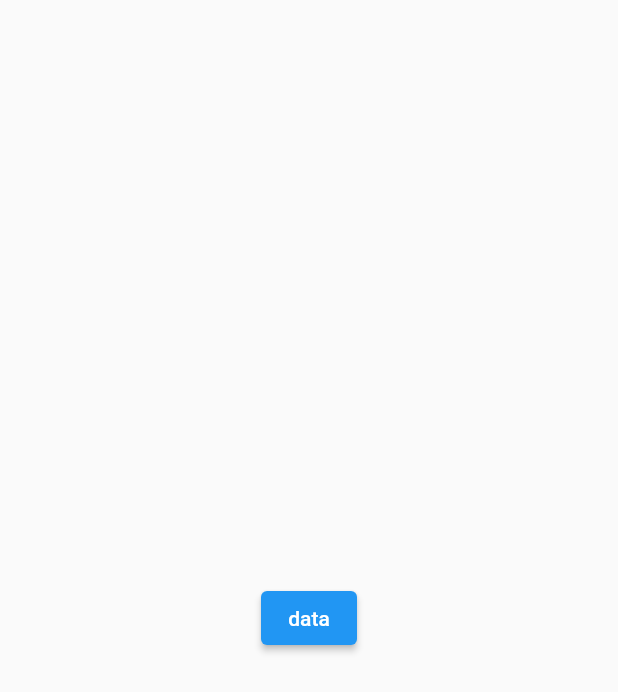
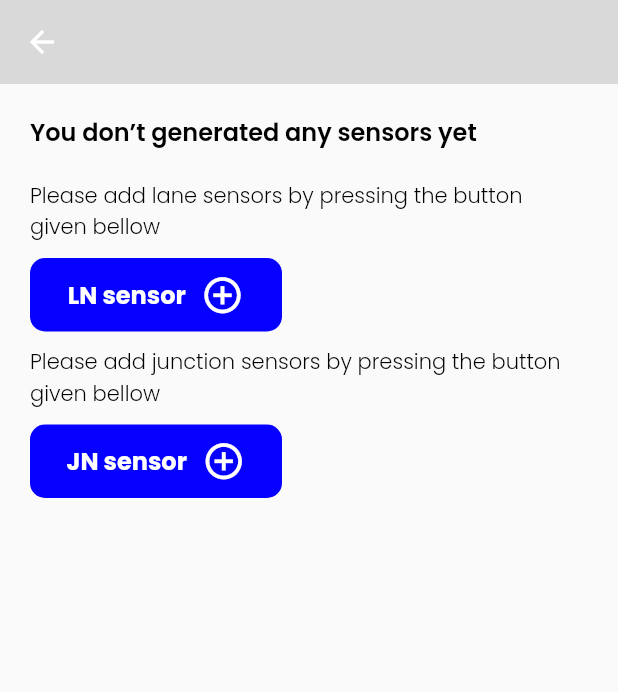
Before and after one commit to santo121/counter-app-imit, a Flutter app: the screen it shows after launch, on a phone screen of 412 x 824 dp. Shown: the top 692 px of the screen. Run offline on Flutter 3.47's test engine with Material 2 defaults, Android fonts, the phone set to English and light mode, and no system bars; our stand-ins replace google_fonts, sqflite; accounts and stored records are empty; statements that could not run were skipped.

Commit message:
sensor type selection screen commit
created initial sensor type selection screen, with its controller.

```diff
--- a/lib/colors.dart
+++ b/lib/colors.dart
@@ -1,35 +1,39 @@
 import 'package:flutter/material.dart';
 
 Color activeButtonColor = const Color(0xff0500FF);
-enum sensorButtonColor { gray, blue, lightBlue,black,white,primary}
+enum ColorsLists { gray, blue, lightBlue,black,white,primaryAppBarColor,backgroundColor}
 
-Color buttonC({required buttonColor}) {
-  switch (buttonColor) {
-    case sensorButtonColor.blue:
+Color colorsList({required colorsList}) {
+  switch (colorsList) {
+    case ColorsLists.blue:
       {
         return const Color(0xff0500FF);
       }
 
-    case sensorButtonColor.gray:
+    case ColorsLists.gray:
       {
         return const Color(0xffD9D9D9);
       }
 
-    case sensorButtonColor.lightBlue:
+    case ColorsLists.lightBlue:
       {
         return const Color(0xff7572FF);
       }
-    case sensorButtonColor.black:
+    case ColorsLists.black:
       {
         return const Color(0xff000000);
       }
-    case sensorButtonColor.white:
+    case ColorsLists.white:
       {
         return const Color(0xffFFFFFF);
       }
-    case sensorButtonColor.primary:
+    case ColorsLists.primaryAppBarColor:
       {
         return const Color(0xffEDEDED);
+      }
+    case ColorsLists.backgroundColor:
+      {
+        return const Color(0xffF2F2F2);
       }
 
     default:
--- a/lib/const_file.dart
+++ b/lib/const_file.dart
@@ -3,8 +3,16 @@ import 'dart:io';
 import 'package:flutter/cupertino.dart';
 
 String internetAddress = "0.0.0.0";
+
 int portNumber = 4566;
 late ServerSocket server;
+SizedBox space30 = const SizedBox(
+  height: 20,
+);
 SizedBox space20 = const SizedBox(
   height: 20,
 );
+SizedBox space10 = const SizedBox(
+  height: 10,
+);
+Radius radiusTen =  const Radius.circular(10);
--- a/lib/const_string.dart
+++ b/lib/const_string.dart
@@ -1 +1,3 @@
 String startServer = "Get start";
+String counterName = "Counter";
+String totalDrops = "Total drops";
--- a/lib/main.dart
+++ b/lib/main.dart
@@ -4,6 +4,10 @@ import 'package:counter_iot/DB/db_helper.dart';
 import 'package:counter_iot/colors.dart';
 import 'package:counter_iot/model/db_model.dart';
 import 'package:counter_iot/view/Widgets/buttons.dart';
+import 'package:counter_iot/view/Widgets/sensor_status_box.dart';
+import 'package:counter_iot/view/Widgets/widget%20controller/sensor_status_boc_controller.dart';
+import 'package:counter_iot/view/screens/sensor%20creating%20screen/sensor_createing_page.dart';
+import 'package:counter_iot/view/screens/sensor%20creating%20screen/sensor_creating_controller.dart';
 import 'package:counter_iot/view/screens/splash_screen.dart';
 import 'package:flutter/material.dart';
 import 'package:flutter/services.dart';
@@ -42,21 +46,29 @@ class MyApp extends StatelessWidget {
         providers: [
           Provider<ServerController>(create: (_) => ServerController()),
           Provider<DatabaseController>(create: (_) => DatabaseController()),
+          ChangeNotifierProvider (create: (_) => SensorStatusBoxController()),
+          ChangeNotifierProvider (create: (_) => SensorCreatingController()),
         ],
         child: MaterialApp(
           title: 'Flutter Demo',
           theme: ThemeData(
             primarySwatch: Colors.blue,
           ),
-          home: const SplashScreen(),
+          routes: {
+            '/':((context) => MyHomePage( title: 'title',)),
+            '/splash':((context) =>const SplashScreen()),
+            '/create_sensor':((context) =>const SensorCreationPage()),
+          },
+          initialRoute: '/create_sensor',
+
         ));
   }
 }
 
 class MyHomePage extends StatefulWidget {
-  MyHomePage({Key? key, required this.title, required this.value})
+  MyHomePage({Key? key, required this.title,})
       : super(key: key);
-  late ServerSocket value;
+
   final String title;
 
   @override
@@ -72,7 +84,10 @@ class _MyHomePageState extends State<MyHomePage> {
     super.dispose();
     server.close();
   }
-
+  // ! this is important
+  // * this is working properly
+  // ? this id done
+  // todo :
 
   @override
   Widget build(BuildContext context) {
@@ -80,9 +95,10 @@ class _MyHomePageState extends State<MyHomePage> {
       appBar: AppBar(
         title: Text(widget.title),
         elevation: 0,
-        backgroundColor: buttonC(buttonColor: sensorButtonColor.primary),
+        backgroundColor: colorsList(colorsList: ColorsLists.primaryAppBarColor),
       ),
       body: Center(
+        child: SingleChildScrollView(
           child: Column(
             mainAxisAlignment: MainAxisAlignment.center,
             children: <Widget>[
@@ -112,7 +128,10 @@ class _MyHomePageState extends State<MyHomePage> {
               buttonSelect(
                 context: context,
                   onTap: () {}, buttonType: ButtonType.secondAddSensor),
+                  space20,
+                  SensorBoxStatus()
             ],
+          ),
         ),
       ),
       floatingActionButton: FloatingActionButton(
@@ -122,6 +141,7 @@ class _MyHomePageState extends State<MyHomePage> {
           Provider.of<DatabaseController>(context, listen: false)
               .refreshSensor();
           // print(Provider.of<DatabaseController>(context,listen: false).deviceModel.length);
+
           final data = Provider.of<DatabaseController>(context, listen: false)
               .deviceModel;
           for (var i = 0; i < data.length; i++) {
--- a/lib/view/Widgets/buttons.dart
+++ b/lib/view/Widgets/buttons.dart
@@ -14,7 +14,7 @@ enum ButtonType {
       required onTap,
       bool sensorAddIcon = false,
       required Enum buttonColor,
-      Enum textColor = sensorButtonColor.white,
+      Enum textColor = ColorsLists.white,
       required BuildContext context}) {
     return InkWell(
       onTap: onTap,
@@ -34,7 +34,7 @@ enum ButtonType {
                 style: GoogleFonts.poppins(
                     textStyle: Theme.of(context).textTheme.bodySmall,
                     fontSize: 16,
-                    color: buttonC(buttonColor: textColor),
+                    color: colorsList(colorsList: textColor),
                     fontWeight: FontWeight.bold),
               ),
             ),
@@ -42,13 +42,13 @@ enum ButtonType {
                 ? Icon(
                     Icons.add_circle_outline,
                     size: 29,
-                    color: buttonC(buttonColor: textColor),
+                    color: colorsList(colorsList: textColor),
                   )
                 : const SizedBox()
           ],
         ),
         decoration: BoxDecoration(
-            color: buttonC(buttonColor: buttonColor),
+            color: colorsList(colorsList: buttonColor),
             borderRadius: BorderRadius.circular(10)),
       ),
     );
@@ -61,17 +61,17 @@ enum ButtonType {
         {
           return sensorAddButton(
               context: context,
-              buttonColor: sensorButtonColor.lightBlue,
+              buttonColor: ColorsLists.lightBlue,
               buttonText: "Allow",
               onTap: onTap,
-              textColor: sensorButtonColor.black);
+              textColor: ColorsLists.black);
         }
 
       case ButtonType.denyButton:
         {
           return sensorAddButton(
             context: context,
-            buttonColor: sensorButtonColor.blue,
+            buttonColor: ColorsLists.blue,
             buttonText: "Deny",
             onTap: onTap,
           );
@@ -81,7 +81,7 @@ enum ButtonType {
         {
           return sensorAddButton(
               context: context,
-              buttonColor: sensorButtonColor.blue,
+              buttonColor: ColorsLists.blue,
               buttonText: "LN sensor",
               onTap: onTap,
               sensorAddIcon: true);
@@ -90,7 +90,7 @@ enum ButtonType {
         {
           return sensorAddButton(
             context: context,
-            buttonColor: sensorButtonColor.blue,
+            buttonColor: ColorsLists.blue,
             buttonText: "JN sensor",
             sensorAddIcon: true,
             onTap: onTap,
@@ -100,10 +100,10 @@ enum ButtonType {
         {
           return sensorAddButton(
             context: context,
-            buttonColor: sensorButtonColor.gray,
+            buttonColor: ColorsLists.gray,
             buttonText: "Add sensor",
             sensorAddIcon: true,
-            textColor: sensorButtonColor.black,
+            textColor: ColorsLists.black,
             onTap: onTap,
           );
         }
@@ -111,7 +111,7 @@ enum ButtonType {
         {
           return sensorAddButton(
             context: context,
-            buttonColor: sensorButtonColor.lightBlue,
+            buttonColor: ColorsLists.lightBlue,
             buttonText: "Allow",
             onTap: onTap,
           );
--- /dev/null
+++ b/lib/view/Widgets/widget controller/sensor_status_boc_controller.dart
@@ -0,0 +1,12 @@
+import 'package:flutter/cupertino.dart';
+
+class SensorStatusBoxController with ChangeNotifier {
+  bool _flag = true;
+
+  bool get flag => _flag;
+
+  void changeFlag(flag) {
+    _flag = flag;
+    notifyListeners();
+  }
+}
--- /dev/null
+++ b/lib/view/screens/sensor creating screen/sensor_createing_page.dart
@@ -0,0 +1,55 @@
+import 'package:counter_iot/colors.dart';
+import 'package:counter_iot/const_file.dart';
+import 'package:counter_iot/view/Widgets/buttons.dart';
+import 'package:flutter/material.dart';
+import 'package:google_fonts/google_fonts.dart';
+
+class SensorCreationPage extends StatelessWidget {
+  const SensorCreationPage({Key? key}) : super(key: key);
+
+  @override
+  Widget build(BuildContext context) {
+    return Scaffold(
+      appBar: AppBar(
+        elevation: 0,
+        backgroundColor: colorsList(colorsList: ColorsLists.gray),
+      ),
+      body: SingleChildScrollView(
+          child: Padding(
+            padding: const EdgeInsets.all(20),
+            child: Column(
+        mainAxisAlignment: MainAxisAlignment.start,
+        crossAxisAlignment: CrossAxisAlignment.start,
+        children: [
+            Text("You don’t generated any sensors yet", style: textStyle(true)),
+            space30,
+            Text("Please add lane sensors by pressing the button \ngiven bellow",
+                style: textStyle(false)),
+                space10,
+            buttonSelect(
+                context: context,
+                onTap: () {},
+                buttonType: ButtonType.lnAddSensor),
+                space10,
+            Text(
+                "Please add junction sensors by pressing the button \ngiven bellow",
+                style: textStyle(false)),
+                space10,
+            buttonSelect(
+                context: context,
+                onTap: () {},
+                buttonType: ButtonType.jnAddSensor),
+        ],
+      ),
+          )),
+    );
+  }
+
+  TextStyle textStyle(bool head) {
+    return GoogleFonts.poppins(
+        fontSize: head ? 16 : 14,
+        fontStyle: FontStyle.normal,
+        fontWeight: head ? FontWeight.w600 : FontWeight.w300,
+        color: colorsList(colorsList: ColorsLists.black));
+  }
+}
--- /dev/null
+++ b/lib/view/screens/sensor creating screen/sensor_creating_controller.dart
@@ -0,0 +1,3 @@
+import 'package:flutter/material.dart';
+
+class SensorCreatingController with ChangeNotifier{}
--- a/lib/view/screens/splash_screen.dart
+++ b/lib/view/screens/splash_screen.dart
@@ -36,7 +36,7 @@ class _SplashScreenState extends State<SplashScreen> {
       () => Navigator.pushReplacement(
         context,
         MaterialPageRoute(
-          builder: (context) => MyHomePage(title: 'it is testing now',value: server),
+          builder: (context) => MyHomePage(title: 'it is testing now'),
         ),
       ),
     );
```
Also changed, not shown: lib/view/Widgets/sensor_status_box.dart (+109 -2 lines). Lines whose indentation alone changed are shown as unchanged.
